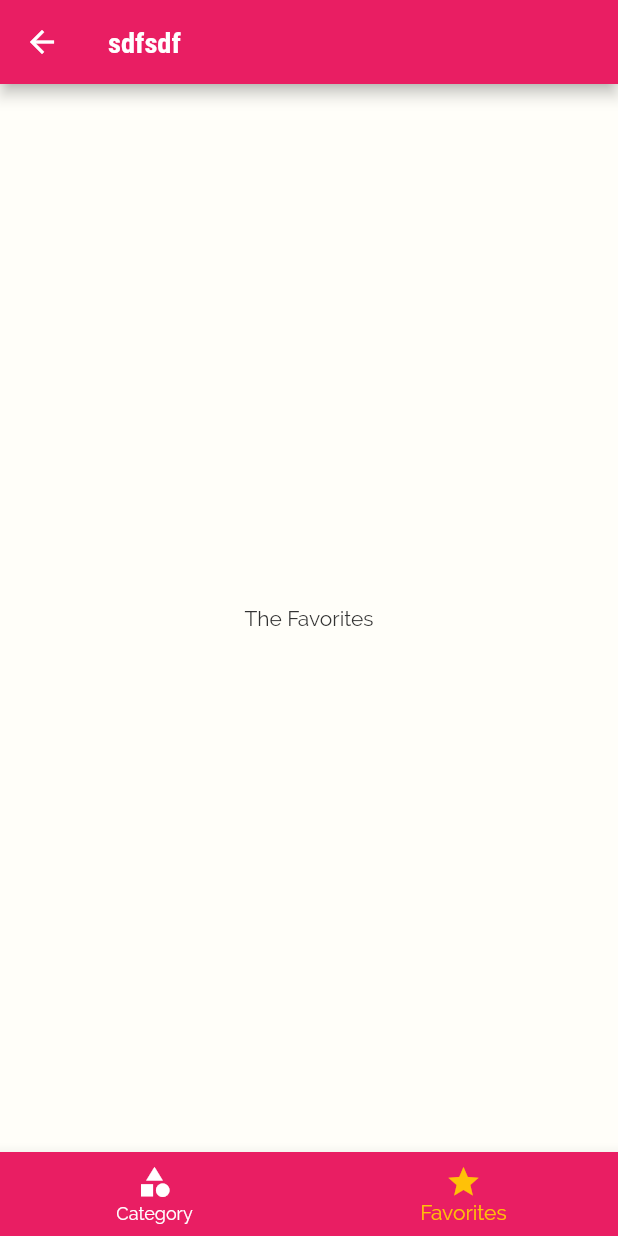
After one commit to sairampoosarla/meal_app, a Flutter app: the TabsScreen screen opened directly, item 2 of the bottom bar chosen, on a phone screen of 412 x 824 dp. The commit adds this screen. Run offline on Flutter 3.47's test engine with Material 2 defaults, Android fonts, the phone set to English and light mode, and no system bars; statements that could not run were skipped.

Commit message:
Meal detail screen is added, bottom tab is added along with it code for top bar is also preset in tab screen and favorites screen is added but no code is present in it

```diff
--- /dev/null
+++ b/lib/screens/favorites_screen.dart
@@ -0,0 +1,15 @@
+//import 'package:flutter/src/foundation/key.dart';
+//import 'package:flutter/src/widgets/framework.dart';
+
+import 'package:flutter/material.dart';
+
+class FavoritesScreen extends StatelessWidget {
+  const FavoritesScreen({Key? key}) : super(key: key);
+
+  @override
+  Widget build(BuildContext context) {
+    return Center(
+      child: Text('The Favorites'),
+    );
+  }
+}
--- a/lib/screens/meal_detail_screen.dart
+++ b/lib/screens/meal_detail_screen.dart
@@ -12,7 +12,7 @@ class MealDetailScreen extends StatelessWidget {
       margin: EdgeInsets.symmetric(vertical: 10),
       child: Text(
         text,
-        style: Theme.of(context).textTheme.title,
+        style: Theme.of(context).textTheme.titleLarge,
       ),
     );
   }
--- /dev/null
+++ b/lib/screens/tabs_screen.dart
@@ -0,0 +1,98 @@
+import 'package:flutter/material.dart';
+import './favorites_screen.dart';
+import './categories_screen.dart';
+
+class TabsScreen extends StatefulWidget {
+  const TabsScreen({Key? key}) : super(key: key);
+
+  @override
+  State<TabsScreen> createState() => _TabsScreenState();
+}
+
+class _TabsScreenState extends State<TabsScreen> {
+  final List<Widget> _pages = [
+    CategoriesScreen(),
+    FavoritesScreen(),
+  ];
+
+  int _selectedPageIndex = 0;
+
+  void _selectPage(int index) {
+    setState(() {
+      _selectedPageIndex = index;
+    });
+  }
+
+  @override
+  Widget build(BuildContext context) {
+    return Scaffold(
+      appBar: AppBar(
+        title: Text('sdfsdf'),
+      ),
+      // here we are mentioning the page to be loaded
+      body: _pages[_selectedPageIndex],
+      //if we want to have a navigation bar in the bottom we have mention the
+      // following paramter and give it the bottom navigation bar widget
+      // and mention the tabs we want have along with the function which should
+      // be executed on tapping the tabs
+      bottomNavigationBar: BottomNavigationBar(
+        // here are mentioning which function to run if someting is tapped on the tab bar
+        // in this case the _selectPage is a function which has setstate and it
+        // updates the index of the page to load due to which the page is reloaded and changed.
+        onTap: _selectPage,
+        backgroundColor: Theme.of(context).primaryColor,
+        unselectedItemColor: Colors.white,
+        selectedItemColor: Theme.of(context).accentColor,
+        //this parameter is to let the flutter know which tab is selected and color
+        // the item accordingly.
+        currentIndex: _selectedPageIndex,
+        items: [
+          BottomNavigationBarItem(
+            backgroundColor: Theme.of(context).primaryColor,
+            icon: Icon(Icons.category),
+            label: 'Category',
+          ),
+          BottomNavigationBarItem(
+            backgroundColor: Theme.of(context).primaryColor,
+            icon: Icon(Icons.star),
+            label: 'Favorites',
+          ),
+        ],
+      ),
+    );
+  }
+}
+
+//this is used for creating tabs in the top of the screen
+//this is a function that is provided by the flutter which helps in
+//controlling the tabs and making the switch between the screens
+//we have to only provide the tab screens we want to have and flutter will
+//manage the switch of screens fo us
+/*return DefaultTabController(
+      length: 2, //mentioning how many number of tabs we should have
+      // initialIndex: 0, //by default the tab shown is initial one but if we want to have another tab we have to mention the index of the screen
+      child: Scaffold(
+          appBar: AppBar(
+            title: Text('Meals'),
+            // here we have to mention the tabs we want to have and flutter
+            //will internally corellate the screens mentioned in the TabBarView
+            bottom: TabBar(
+              tabs: <Widget>[
+                Tab(
+                  icon: Icon(Icons.category),
+                  text: 'Categories',
+                ),
+                Tab(
+                  icon: Icon(Icons.star),
+                  text: 'Favorites',
+                ),
+              ],
+            ),
+          ),
+          body: TabBarView(
+            children: <Widget>[
+              CategoriesScreen(),
+              FavoritesScreen(),
+            ],
+          )),
+    );*/
--- a/lib/widgets/meal_item.dart
+++ b/lib/widgets/meal_item.dart
@@ -7,6 +7,7 @@ class MealItem extends StatelessWidget {
   //const MealItem({Key? key}) : super(key: key);
 
   //getting the data that is required for the meal item to be shown
+  final String id;
   final String title;
   final String imageUrl;
   final int duration;
@@ -15,7 +16,8 @@ class MealItem extends StatelessWidget {
 
   //constructor for the meal item and we are having the named arguments
   MealItem(
-      {required this.title,
+      {required this.id,
+      required this.title,
       required this.imageUrl,
       required this.duration,
       required this.complexity,
```
Also changed, not shown: lib/main.dart (+19 -4 lines), lib/screens/categories_screen.dart (+3 -5 lines), lib/screens/category_meal_screen.dart (+18 -6 lines).
